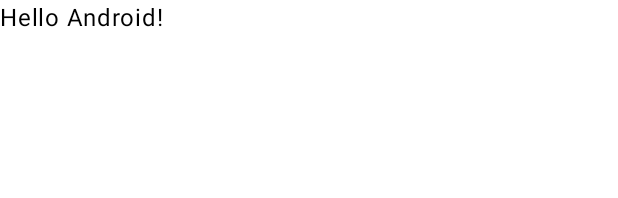
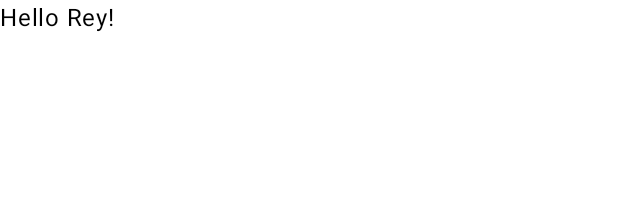
Before and after one commit to IcedTea2K/EasyRecipe, an Android app built with Jetpack Compose: the @Preview function GreetingPreview, on a phone screen of 412 x 824 dp. Shown: the top 198 px of the screen. Run offline under Robolectric (Android 15) with nearby library versions, the phone set to English and light mode, and no system bars.

Commit message:
changed to Rey

```diff
--- a/front-end/app/src/main/java/com/easy_recipe/front_end/MainActivity.kt
+++ b/front-end/app/src/main/java/com/easy_recipe/front_end/MainActivity.kt
@@ -41,6 +41,6 @@ fun Greeting(name: String, modifier: Modifier = Modifier) {
 @Composable
 fun GreetingPreview() {
     FrontendTheme {
-        Greeting("Android")
+        Greeting("Rey")
     }
 }
```
